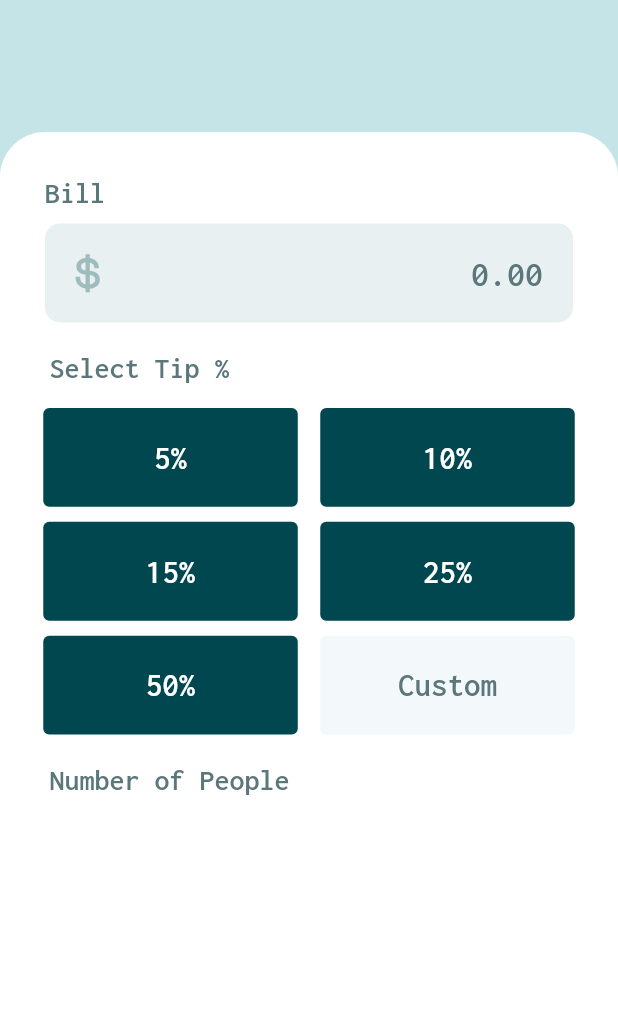
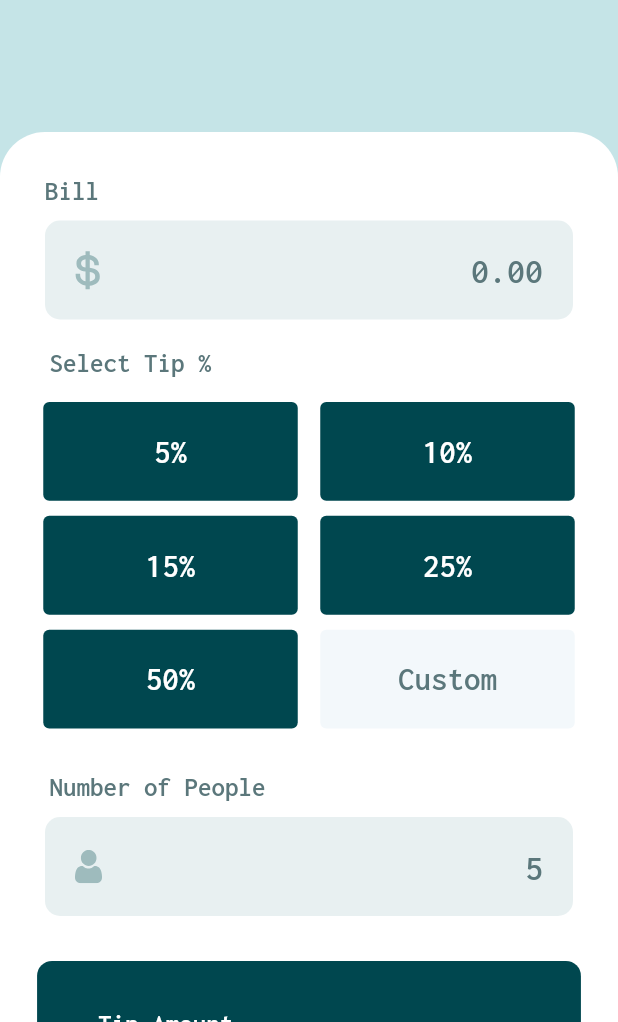
Before and after one commit to mdrabbihossen/tip-calculator, a Flutter app: the screen it shows after launch, on a phone screen of 412 x 824 dp, the part 214-1236 px from its top. Run offline on Flutter 3.47's test engine with Material 2 defaults, Android fonts, the phone set to English and light mode, and no system bars; our stand-ins replace flutter_svg, google_fonts.

Commit message:
custom listtile

```diff
--- a/lib/constants/constant.dart
+++ b/lib/constants/constant.dart
@@ -2,7 +2,7 @@ import 'package:flutter/material.dart';
 import 'package:google_fonts/google_fonts.dart';
 
 TextStyle textStyle = GoogleFonts.inconsolata(
-  fontSize: 20,
+  fontSize: 18,
   fontWeight: FontWeight.w600,
   color: Color(0xff5b777b),
 );
--- a/lib/screens/home_screen.dart
+++ b/lib/screens/home_screen.dart
@@ -1,7 +1,8 @@
 import 'package:flutter/material.dart';
 import 'package:flutter_svg/flutter_svg.dart';
-import 'package:google_fonts/google_fonts.dart';
+
 import 'package:tips_calculator/constants/constant.dart';
+import 'package:tips_calculator/widgets/custom_list_tile.dart';
 import 'package:tips_calculator/widgets/custom_textfield.dart';
 
 import 'package:tips_calculator/widgets/tips_item.dart';
@@ -37,7 +38,6 @@ class _HomeScreenState extends State<HomeScreen> {
             // tips items and calculation
             Container(
               width: double.infinity,
-              height: size.height * 0.72,
               decoration: BoxDecoration(
                 color: Colors.white,
                 borderRadius: BorderRadius.only(
@@ -147,7 +147,7 @@ class _HomeScreenState extends State<HomeScreen> {
                       ],
                     ),
                   ),
-                  SizedBox(height: 20),
+                  SizedBox(height: 30),
                   // number of people
                   Padding(
                     padding: EdgeInsets.symmetric(
@@ -158,6 +158,62 @@ class _HomeScreenState extends State<HomeScreen> {
                       style: textStyle,
                     ),
                   ),
+                  // number of people input
+                  customTextField(
+                    textFieldHeight: size.height * 0.08,
+                    imageWidth: size.width * 0.04,
+                    prefixImage: 'assets/images/icon-person.svg',
+                    hintText: '5',
+                  ),
+                  SizedBox(height: 20),
+                  // calculate container
+                  Container(
+                    width: double.infinity,
+                    margin: EdgeInsets.symmetric(
+                      horizontal: size.width * 0.06,
+                    ),
+                    padding: EdgeInsets.symmetric(
+                      horizontal: size.width * 0.06,
+                      vertical: size.height * 0.02,
+                    ),
+                    decoration: BoxDecoration(
+                      color: Color(0xff00474f),
+                      borderRadius: BorderRadius.circular(10),
+                    ),
+                    child: Column(
+                      children: [
+                        customListTile(
+                          listTitle: 'Tip Amount',
+                          listSubtitle: '/ person',
+                          listTrailing: '\$4.27',
+                        ),
+                        customListTile(
+                          listTitle: 'Total',
+                          listSubtitle: '/ person',
+                          listTrailing: '\$32.79',
+                        ),
+                        SizedBox(height: 20),
+                        // reset button
+                        ElevatedButton(
+                          onPressed: () {},
+                          style: ElevatedButton.styleFrom(
+                            elevation: 0,
+                            primary: Color(0xff26C2AD),
+                            minimumSize:
+                                Size(double.infinity, size.height * 0.07),
+                          ),
+                          child: Text(
+                            'RESET',
+                            style: textStyle.copyWith(
+                              color: Color(0xff075553),
+                              fontWeight: FontWeight.bold,
+                            ),
+                          ),
+                        ),
+                      ],
+                    ),
+                  ),
+                  SizedBox(height: 20),
                 ],
               ),
             ),
--- /dev/null
+++ b/lib/widgets/custom_list_tile.dart
@@ -0,0 +1,22 @@
+import 'package:flutter/material.dart';
+import 'package:tips_calculator/constants/constant.dart';
+
+ListTile customListTile({required String listTitle,required String listSubtitle,required String listTrailing}) => ListTile(
+      title: Text(
+        listTitle,
+        style: textStyle.copyWith(
+          color: Colors.white,
+        ),
+      ),
+      subtitle: Text(
+        listSubtitle,
+        style: textStyle.copyWith(color: Colors.grey, fontSize: 15),
+      ),
+      trailing: Text(
+        listTrailing,
+        style: textStyle.copyWith(
+          color: Color(0xff35BEAD),
+          fontSize: 25,
+        ),
+      ),
+    );
```
